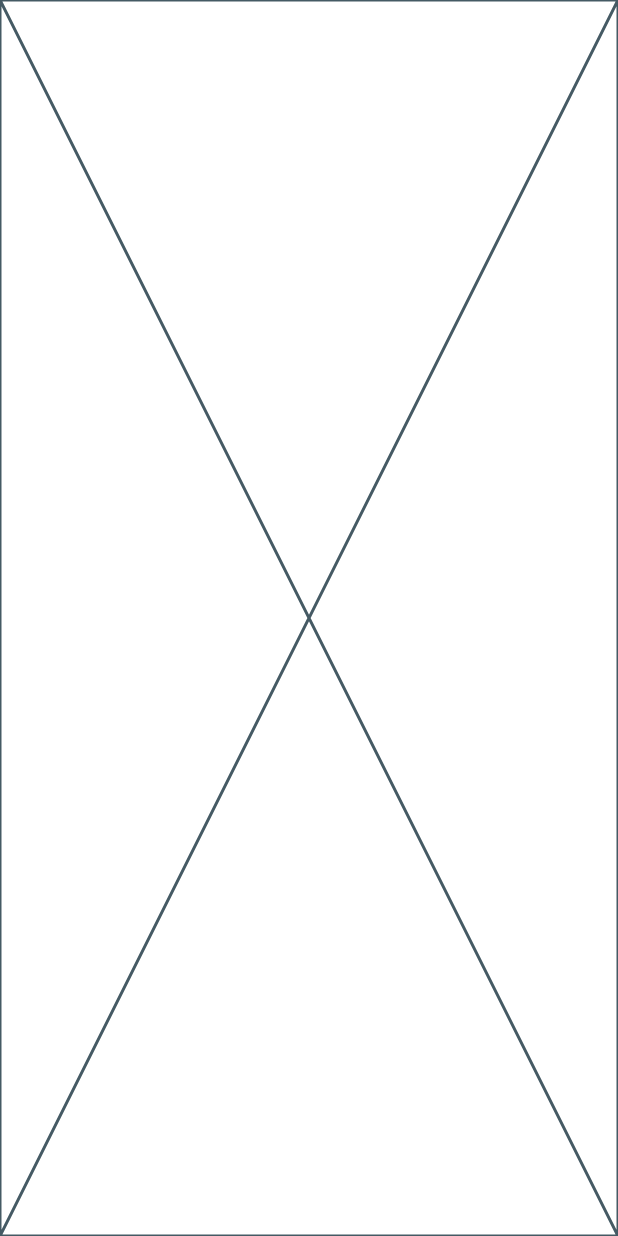
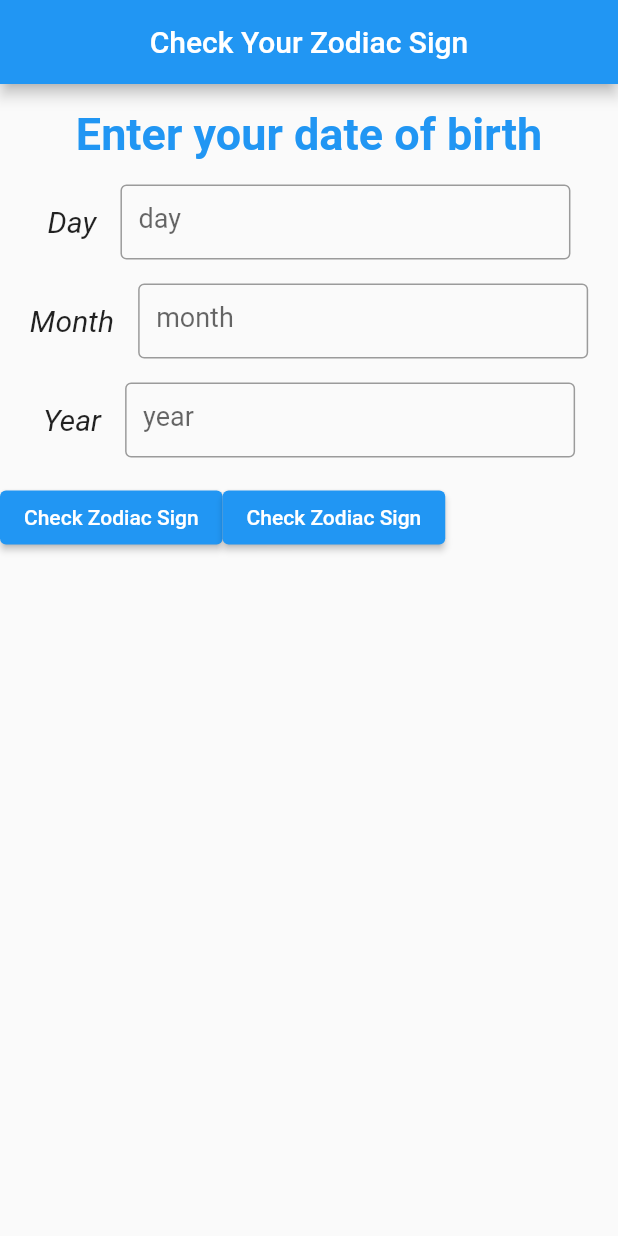
Before and after one commit to Silina-Elfil/project1, a Flutter app: the screen it shows after launch, on a phone screen of 412 x 824 dp. Run offline on Flutter 3.47's test engine with Material 2 defaults, Android fonts, the phone set to English and light mode, and no system bars.

Commit message:
changes saved

```diff
--- /dev/null
+++ b/lib/chinesezodiacsign.dart
@@ -0,0 +1,3 @@
+class Chinesezodiacsign {
+  const Chinesezodiacsign();
+}
--- /dev/null
+++ b/lib/home.dart
@@ -0,0 +1,86 @@
+import 'package:flutter/material.dart';
+import 'zodiacsign.dart';
+import 'chinesezodiacsign.dart';
+
+class Home extends StatefulWidget {
+  const Home({Key? key});
+
+  @override
+  State<Home> createState() => _HomeState();
+}
+
+class _HomeState extends State<Home> {
+  @override
+  Widget build(BuildContext context) {
+    return Scaffold(
+      appBar: AppBar(
+        title: const Text('Check Your Zodiac Sign'),
+        centerTitle: true,
+      ),
+      body: Center(
+        child: Column(
+          children: [
+            const SizedBox(height: 16.0),
+            const Text(
+              'Enter your date of birth',
+              style: TextStyle(
+                fontSize: 30.0,
+                fontWeight: FontWeight.bold,
+                color: Colors.blue
+              ),
+            ),
+            const SizedBox(height: 16.0),
+            _buildTextFieldWithLabel('Day'),
+            const SizedBox(height: 16.0),
+            _buildTextFieldWithLabel('Month'),
+            const SizedBox(height: 16.0),
+            _buildTextFieldWithLabel('Year'),
+            const SizedBox(height: 16.0),
+            Row(
+              children: [
+                ElevatedButton(onPressed: (){
+                  Navigator.of(context).push(
+                    MaterialPageRoute(builder: (context) => const ZodiacSign())
+                  );
+                }, child: const Text('Check Zodiac Sign'),
+                ),
+                const SizedBox(height: 16.0),
+                ElevatedButton(onPressed: (){
+                  Navigator.of(context).push(
+                      MaterialPageRoute(builder: (context) => const Chinesezodiacsign())
+                  );
+                }, child: const Text('Check Zodiac Sign'),
+                )
+              ],
+            )
+          ],
+        ),
+      ),
+    );
+  }
+
+  Widget _buildTextFieldWithLabel(String labelText) {
+    return Row(
+      mainAxisAlignment: MainAxisAlignment.center,
+      children: [
+        Text(
+          labelText,
+          style: const TextStyle(fontSize: 20.0, fontStyle: FontStyle.italic),
+        ),
+        const SizedBox(width: 16.0),
+        SizedBox(
+          height: 50.0,
+          width: 300.0,
+          child: TextField(
+            style: const TextStyle(fontSize: 18.0),
+            keyboardType: TextInputType.number,
+            decoration: InputDecoration(
+              border: const OutlineInputBorder(),
+              hintText: labelText.toLowerCase(),
+            ),
+          ),
+        ),
+      ],
+    );
+  }
+}
--- a/lib/main.dart
+++ b/lib/main.dart
@@ -1,4 +1,5 @@
 import 'package:flutter/material.dart';
+import 'home.dart';
 
 void main() {
   runApp(const MyApp());
@@ -9,6 +10,10 @@ class MyApp extends StatelessWidget {
 
   @override
   Widget build(BuildContext context) {
-    return const Placeholder();
+    return const MaterialApp(
+      debugShowCheckedModeBanner: false,
+      title: 'Project 1',
+      home: Home(),
+    );
   }
 }
--- /dev/null
+++ b/lib/zodiacsign.dart
@@ -0,0 +1,43 @@
+class ZodiacSign {
+  int _day = 0;
+  int _month = 0;
+  String _zodiac = '';
+
+  ZodiacSign(int day, int month){
+    if( day <= 0 || day > 31 || month <= 0 || month > 12) {
+      throw Exception('date is not valid');
+    }
+    _day = day;
+    _month = month;
+    _zodiac = getZodiacSign(_day, _month);
+  }
+  String getZodiacSign(int day, int month) {
+    String zodiac = '';
+    if ((month == 3 && day >= 21) || (month == 4 && day <= 19)) {
+      zodiac = 'Aries';
+    } else if ((month == 4 && day >= 20) || (month == 5 && day <= 20)) {
+      zodiac = 'Taurus';
+    } else if ((month == 5 && day >= 21) || (month == 6 && day <= 20)) {
+      zodiac = 'Gemini';
+    } else if ((month == 6 && day >= 21) || (month == 7 && day <= 22)) {
+      zodiac = 'Cancer';
+    } else if ((month == 7 && day >= 23) || (month == 8 && day <= 22)) {
+      zodiac = 'Leo';
+    } else if ((month == 8 && day >= 23) || (month == 9 && day <= 22)) {
+      zodiac = 'Virgo';
+    } else if ((month == 9 && day >= 23) || (month == 10 && day <= 22)) {
+      zodiac = 'Libra';
+    } else if ((month == 10 && day >= 23) || (month == 11 && day <= 21)) {
+      zodiac = 'Scorpio';
+    } else if ((month == 11 && day >= 22) || (month == 12 && day <= 21)) {
+      zodiac = 'Sagittarius';
+    } else if ((month == 12 && day >= 22) || (month == 1 && day <= 19)) {
+      zodiac = 'Capricorn';
+    } else if ((month == 1 && day >= 20) || (month == 2 && day <= 18)) {
+      zodiac = 'Aquarius';
+    } else {
+      zodiac = 'Pisces';
+    }
+    return zodiac;
+  }
+}
```
